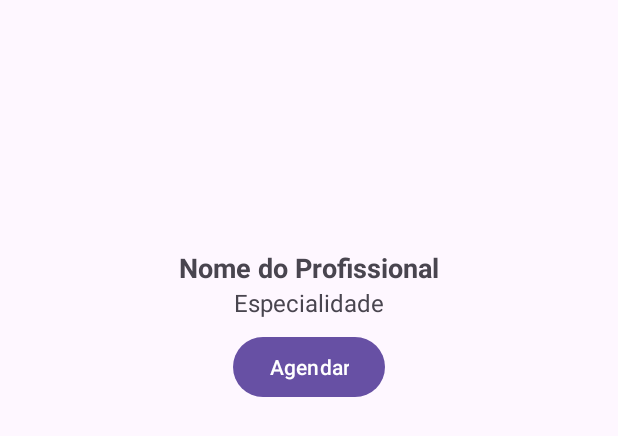
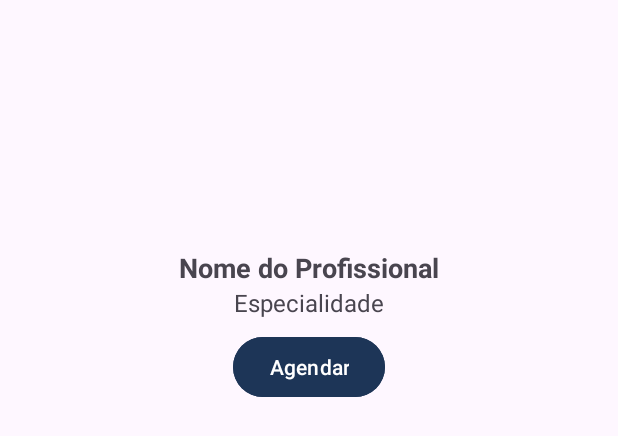
Before and after one commit to lvizfernando/AA1_Mobile, an Android app: the layout item_professional.xml on its own in the app's theme, with its tools: preview values and no code run, on a phone screen of 412 x 824 dp. Shown: the top 436 px of the screen. Run offline under Robolectric (Android 15) with nearby library versions, the phone set to English and light mode, and no system bars.

Commit message:
cor "darkblue" inserida nos botões

```diff
--- a/app/src/main/res/layout/item_professional.xml
+++ b/app/src/main/res/layout/item_professional.xml
@@ -33,8 +33,9 @@
         android:id="@+id/bookButton"
         android:layout_width="wrap_content"
         android:layout_height="wrap_content"
+        android:layout_marginTop="8dp"
 
-        android:layout_marginTop="8dp"
+        android:backgroundTint="@color/darkblue"
         android:text="@string/bookButton" />
 
 </LinearLayout>
--- a/app/src/main/res/values/colors.xml
+++ b/app/src/main/res/values/colors.xml
@@ -2,6 +2,6 @@
 <resources>
     <color name="black">#FF000000</color>
     <color name="white">#FFFFFFFF</color>
-    <color name="blue">#457b9d</color>
-    <color name="red">#1d3557</color>
+    <color name="lightblue">#457b9d</color>
+    <color name="darkblue">#1d3557</color>
 </resources>
```
